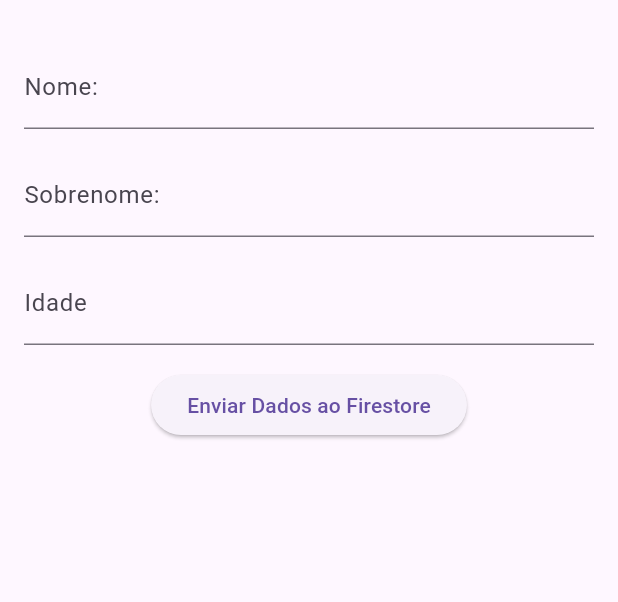
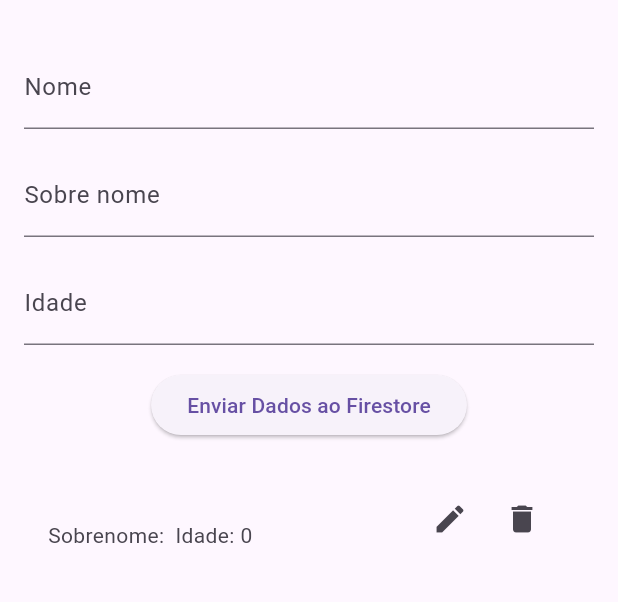
Before and after one commit to marcosjrpb/firebase, a Flutter app: the screen it shows after launch, after a tap on "Enviar Dados ao Firestore", on a phone screen of 412 x 824 dp, the part 63-665 px from its top. Run offline on Flutter 3.47's test engine with Material 3 defaults, Android fonts, the phone set to English and light mode, and no system bars; our stand-ins replace cloud_firestore, firebase_core; accounts and stored records are empty.

Commit message:
CRUD Completo

```diff
--- a/lib/main.dart
+++ b/lib/main.dart
@@ -2,9 +2,14 @@ import 'package:flutter/material.dart';
 import 'package:firebase_core/firebase_core.dart';
 import 'package:cloud_firestore/cloud_firestore.dart';
 
+import 'firebase_options.dart';
+
 void main() async {
   WidgetsFlutterBinding.ensureInitialized();
-  await Firebase.initializeApp();
+  await Firebase.initializeApp(
+    options: DefaultFirebaseOptions.currentPlatform,
+  );
+
 
   runApp(MyApp());
 }
@@ -27,8 +32,22 @@ class TestScreen extends StatefulWidget {
 class _TestScreenState extends State<TestScreen> {
   final FirebaseFirestore _firestore = FirebaseFirestore.instance;
   final TextEditingController _nameController = TextEditingController();
-  final TextEditingController _sobreNomeController = TextEditingController();
+  final TextEditingController _lastNameController = TextEditingController();
   final TextEditingController _ageController = TextEditingController();
+
+
+  final FocusNode _nameFocus = FocusNode();
+  final FocusNode _lastNameFocus = FocusNode();
+  final FocusNode _ageFocus = FocusNode();
+
+
+  @override
+  void dispose() {
+    _nameFocus.dispose();
+    _ageFocus.dispose();
+    _lastNameFocus.dispose();
+    super.dispose();
+  }
 
   @override
   Widget build(BuildContext context) {
@@ -40,31 +59,15 @@ class _TestScreenState extends State<TestScreen> {
         padding: EdgeInsets.all(16.0),
         child: Column(
           children: [
-            TextField(
-              controller: _nameController,
-              decoration: InputDecoration(labelText: 'Nome: '),
+            _buildInputFields(),
+            SizedBox(height: 16.0),
+            ElevatedButton(
+              onPressed: _addDataToFirestore,
+              child: Text('Enviar Dados ao Firestore'),
             ),
             SizedBox(height: 16.0),
-            TextField(
-              controller: _sobreNomeController,
-              decoration: InputDecoration(labelText: 'Sobrenome: '),
-            ),
-            SizedBox(height: 16.0),
-            TextField(
-              controller: _ageController,
-              keyboardType: TextInputType.number,
-              decoration: InputDecoration(labelText: 'Idade'),
-            ),
-            SizedBox(height: 16.0),
-            ElevatedButton(
-              onPressed: () async {
-                String nome = _nameController.text;
-                String sobrenome = _sobreNomeController.text;
-                int idade = int.tryParse(_ageController.text) ?? 0;
-
-                await _writeDataToFirestore(nome, sobrenome, idade);
-              },
-              child: Text('Enviar Dados ao Firestore'),
+            Expanded(
+              child: _buildFirestoreList(),
             ),
           ],
         ),
@@ -72,12 +75,52 @@ class _TestScreenState extends State<TestScreen> {
     );
   }
 
-  Future<void> _writeDataToFirestore(String nome, String sobrenome, int idade) async {
+  Widget _buildInputFields() {
+    return Column(
+      children: [
+        TextField(
+          controller: _nameController,
+          focusNode: _nameFocus,
+          onTap: () => _nameFocus.requestFocus(),
+          decoration: InputDecoration(labelText: 'Nome'),
+        ),
+        SizedBox(height: 16.0),
+        TextField(
+          controller: _lastNameController,
+          focusNode: _lastNameFocus,
+          onTap: () => _lastNameFocus.requestFocus(),
+          decoration: InputDecoration(labelText: 'Sobre nome'),
+        ),
+        SizedBox(height: 16.0),
+        TextField(
+          controller: _ageController,
+          focusNode: _ageFocus,
+          onTap: () => _ageFocus.requestFocus(),
+          keyboardType: TextInputType.number,
+          decoration: InputDecoration(labelText: 'Idade'),
+        ),
+      ],
+    );
+  }
+
+  Future<void> _addDataToFirestore() async {
+    String nome = _nameController.text;
+    String lastName = _lastNameController.text;
+    int idade = int.tryParse(_ageController.text) ?? 0;
+
+    await _writeDataToFirestore(nome,lastName, idade);
+
+    // Limpar os campos após adicionar os dados
+    _nameController.clear();
+    _lastNameController.clear();
+    _ageController.clear();
+  }
+
+  Future<void> _writeDataToFirestore(String nome,String lastname, int idade) async {
     try {
-      // Escrever dados no Firestore
       await _firestore.collection('usuarios').add({
         'nome': nome,
-        'sobrenome':sobrenome,
+         'sobrenome': lastname,
         'idade': idade,
       });
       print('Dados gravados no Firestore com sucesso');
@@ -86,11 +129,115 @@ class _TestScreenState extends State<TestScreen> {
     }
   }
 
-  @override
-  void dispose() {
-    _nameController.dispose();
-    _sobreNomeController.dispose();
-    _ageController.dispose();
-    super.dispose();
+  Widget _buildFirestoreList() {
+    return StreamBuilder<QuerySnapshot>(
+      stream: _firestore.collection('usuarios').snapshots(),
+      builder: (context, snapshot) {
+        if (snapshot.hasError) {
+          return Text('Erro: ${snapshot.error}');
+        }
+
+        if (snapshot.connectionState == ConnectionState.waiting) {
+          return CircularProgressIndicator();
+        }
+
+        return ListView(
+          children: snapshot.data!.docs.map((DocumentSnapshot document) {
+            Map<String, dynamic> data = document.data() as Map<String, dynamic>;
+
+            return ListTile(
+              title: Text(data['nome']),
+              subtitle: Text('Sobrenome: ${data['sobrenome']} Idade: ${data['idade']}'),
+              trailing: Row(
+                mainAxisSize: MainAxisSize.min,
+                children: [
+                  IconButton(
+                    icon: Icon(Icons.edit),
+                    onPressed: () {
+                      _showEditDialog(document.id, data['nome'],data['sobrenome'], data['idade']);
+                    },
+                  ),
+                  IconButton(
+                    icon: Icon(Icons.delete),
+                    onPressed: () {
+                      _deleteDataFromFirestore(document.id);
+                    },
+                  ),
+                ],
+              ),
+            );
+          }).toList(),
+        );
+      },
+    );
+  }
+
+  Future<void> _deleteDataFromFirestore(String documentId) async {
+    try {
+      await _firestore.collection('usuarios').doc(documentId).delete();
+      print('Documento deletado do Firestore com sucesso');
+    } catch (e) {
+      print('Erro ao deletar documento do Firestore: $e');
+    }
+  }
+
+  Future<void> _showEditDialog(String documentId, String currentName,String lastName, int currentAge) async {
+    TextEditingController nameController = TextEditingController(text: currentName);
+    TextEditingController ageController = TextEditingController(text: currentAge.toString());
+
+    await showDialog(
+      context: context,
+      builder: (context) {
+        return AlertDialog(
+          title: Text('Editar'),
+          content: Column(
+            mainAxisSize: MainAxisSize.min,
+            children: [
+              TextField(
+                controller: nameController,
+                decoration: InputDecoration(labelText: 'Nome'),
+              ),
+              SizedBox(height: 16.0),
+              TextField(
+                controller: ageController,
+                keyboardType: TextInputType.number,
+                decoration: InputDecoration(labelText: 'Idade'),
+              ),
+            ],
+          ),
+          actions: [
+            TextButton(
+              onPressed: () {
+                Navigator.of(context).pop();
+              },
+              child: Text('Cancelar'),
+            ),
+            TextButton(
+              onPressed: () async {
+                String newName = nameController.text;
+                int newAge = int.tryParse(ageController.text) ?? 0;
+
+                await _updateDataInFirestore(documentId, newName, newAge);
+
+                Navigator.of(context).pop();
+              },
+              child: Text('Salvar'),
+            ),
+          ],
+        );
+      },
+    );
+  }
+
+  Future<void> _updateDataInFirestore(String documentId, String newName, int newAge) async {
+    try {
+      await _firestore.collection('usuarios').doc(documentId).update({
+        'nome': newName,
+        'idade': newAge,
+      });
+      print('Documento atualizado no Firestore com sucesso');
+    } catch (e) {
+      print('Erro ao atualizar documento no Firestore: $e');
+    }
   }
 }
```
